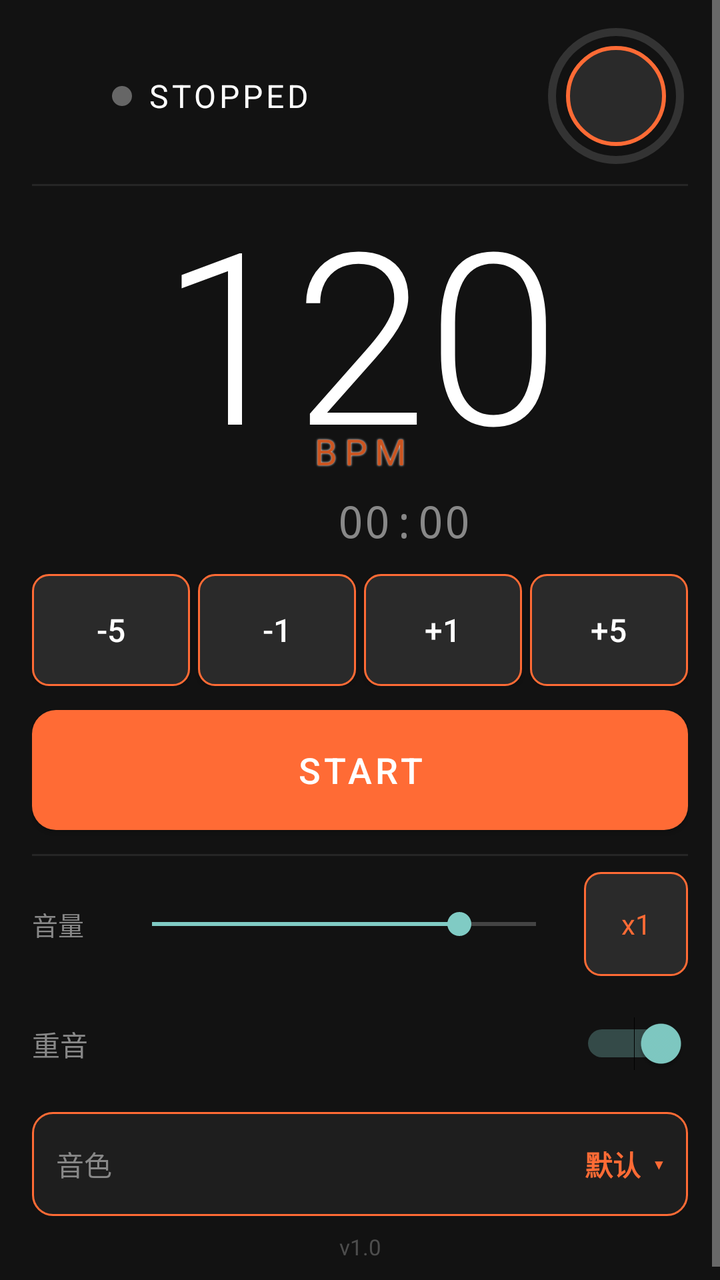
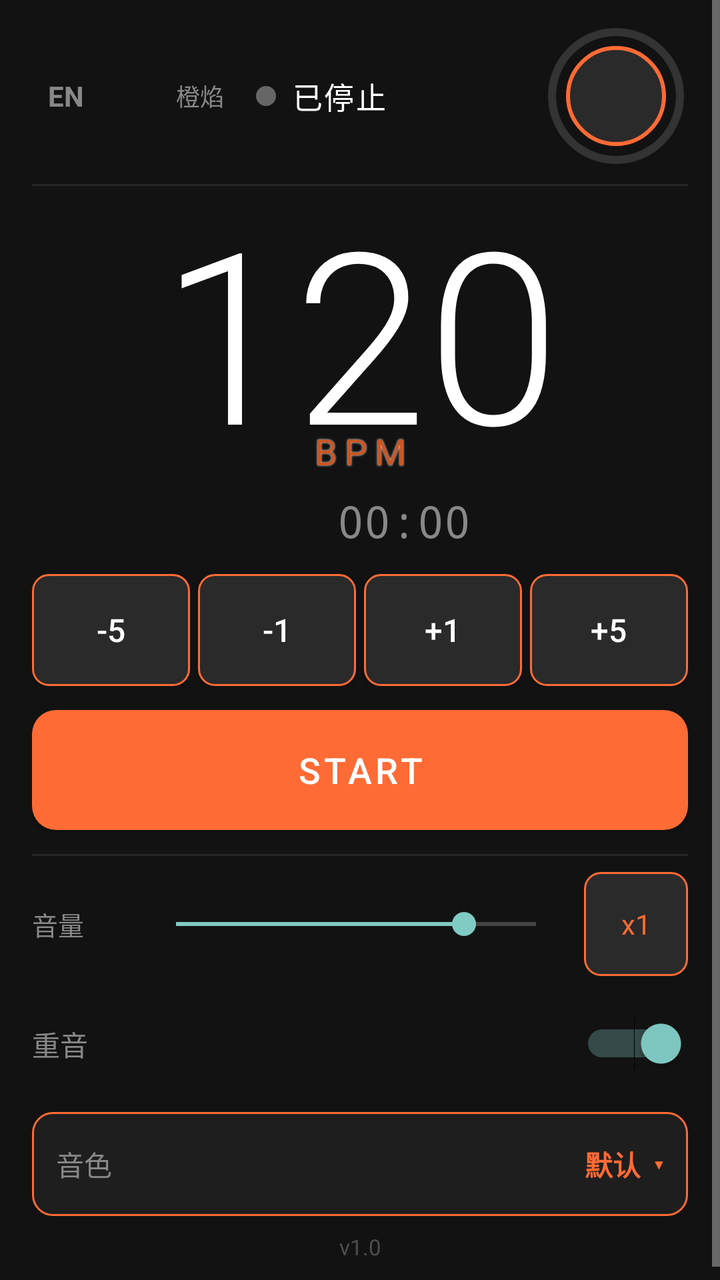

An Android layout rendered at two revisions. The XML below is the earlier revision; the diff shows what the commit changed to produce the second picture.
<!-- AndroidManifest.xml: application theme Theme.RunBeatPro -->
<!-- res/layout/activity_main.xml -->
<?xml version="1.0" encoding="utf-8"?>
<ScrollView xmlns:android="http://schemas.android.com/apk/res/android"
    android:layout_width="match_parent"
    android:layout_height="match_parent"
    android:background="@color/background"
    android:fillViewport="true">

<LinearLayout
    android:layout_width="match_parent"
    android:layout_height="wrap_content"
    android:orientation="vertical"
    android:paddingHorizontal="16dp"
    android:paddingTop="12dp"
    android:paddingBottom="16dp">

    
    <LinearLayout
        android:id="@+id/layoutStatusBar"
        android:layout_width="match_parent"
        android:layout_height="wrap_content"
        android:orientation="horizontal"
        android:gravity="center_vertical"
        android:layout_marginBottom="8dp">

        
        <View
            android:id="@+id/btnThemeColor"
            android:layout_width="28dp"
            android:layout_height="28dp"
            android:layout_marginEnd="12dp"
            android:clickable="true"
            android:focusable="true" />

        <View
            android:id="@+id/viewStatusDot"
            android:layout_width="10dp"
            android:layout_height="10dp"
            android:layout_marginEnd="8dp"
            android:background="@drawable/status_dot" />

        <TextView
            android:id="@+id/tvStatus"
            android:layout_width="0dp"
            android:layout_height="wrap_content"
            android:layout_weight="1"
            android:text="STOPPED"
            android:textColor="@color/textPrimary"
            android:textSize="16sp"
            android:letterSpacing="0.1" />

        <FrameLayout
            android:layout_width="72dp"
            android:layout_height="72dp">

            <ProgressBar
                android:id="@+id/unlockProgress"
                style="?android:attr/progressBarStyleHorizontal"
                android:layout_width="match_parent"
                android:layout_height="match_parent"
                android:progressDrawable="@drawable/circular_progress"
                android:max="2000"
                android:progress="0"
                android:clickable="false"
                android:focusable="false" />

            <View
                android:layout_width="50dp"
                android:layout_height="50dp"
                android:layout_gravity="center"
                android:background="@drawable/btn_lock"
                android:clickable="false"
                android:focusable="false" />

            <Button
                android:id="@+id/btnLock"
                android:layout_width="match_parent"
                android:layout_height="match_parent"
                android:background="?attr/selectableItemBackgroundBorderless"
                android:contentDescription="Lock screen"
                android:text="" />

        </FrameLayout>

    </LinearLayout>

    <View
        android:layout_width="match_parent"
        android:layout_height="1dp"
        android:background="#262626"
        android:layout_marginBottom="8dp" />

    
    <FrameLayout
        android:layout_width="match_parent"
        android:layout_height="wrap_content"
        android:layout_marginBottom="4dp">

        <TextView
            android:id="@+id/tvBpm"
            android:layout_width="match_parent"
            android:layout_height="wrap_content"
            android:text="120"
            android:textColor="@color/textPrimary"
            android:textSize="120sp"
            android:fontFamily="sans-serif-light"
            android:gravity="center"
            android:includeFontPadding="false" />

        <TextView
            android:id="@+id/tvBpmLabel"
            android:layout_width="match_parent"
            android:layout_height="wrap_content"
            android:text="BPM"
            android:textColor="@color/colorPrimaryVariant"
            android:textSize="18sp"
            android:letterSpacing="0.2"
            android:gravity="center_horizontal"
            android:layout_gravity="bottom"
            android:layout_marginBottom="4dp"
            android:shadowColor="#FFFFFF"
            android:shadowRadius="2"
            android:shadowDx="0"
            android:shadowDy="0" />

    </FrameLayout>

    
    <LinearLayout
        android:layout_width="match_parent"
        android:layout_height="wrap_content"
        android:orientation="horizontal"
        android:gravity="center_vertical"
        android:layout_marginBottom="12dp">

        <Space
            android:layout_width="44dp"
            android:layout_height="wrap_content" />

        <TextView
            android:id="@+id/tvTimer"
            android:layout_width="0dp"
            android:layout_height="wrap_content"
            android:layout_weight="1"
            android:text="00:00"
            android:textColor="@color/textSecondary"
            android:textSize="22sp"
            android:fontFamily="monospace"
            android:gravity="center" />

        <TextView
            android:id="@+id/btnRestart"
            android:layout_width="44dp"
            android:layout_height="44dp"
            android:text="↻"
            android:textColor="@color/textSecondary"
            android:textSize="22sp"
            android:gravity="center"
            android:background="@drawable/btn_bpm_control"
            android:clickable="true"
            android:focusable="true"
            android:visibility="gone" />

    </LinearLayout>

    
    <LinearLayout
        android:id="@+id/layoutBpmControls"
        android:layout_width="match_parent"
        android:layout_height="wrap_content"
        android:orientation="horizontal"
        android:layout_marginBottom="12dp">

        <Button
            android:id="@+id/btnBpmMinus5"
            android:layout_width="0dp"
            android:layout_height="56dp"
            android:layout_weight="1"
            android:text="-5"
            android:textColor="@color/textPrimary"
            android:textSize="16sp"
            android:background="@drawable/btn_bpm_control"
            android:layout_marginEnd="4dp" />

        <Button
            android:id="@+id/btnBpmMinus1"
            android:layout_width="0dp"
            android:layout_height="56dp"
            android:layout_weight="1"
            android:text="-1"
            android:textColor="@color/textPrimary"
            android:textSize="16sp"
            android:background="@drawable/btn_bpm_control"
            android:layout_marginEnd="4dp" />

        <Button
            android:id="@+id/btnBpmPlus1"
            android:layout_width="0dp"
            android:layout_height="56dp"
            android:layout_weight="1"
            android:text="+1"
            android:textColor="@color/textPrimary"
            android:textSize="16sp"
            android:background="@drawable/btn_bpm_control"
            android:layout_marginEnd="4dp" />

        <Button
            android:id="@+id/btnBpmPlus5"
            android:layout_width="0dp"
            android:layout_height="56dp"
            android:layout_weight="1"
            android:text="+5"
            android:textColor="@color/textPrimary"
            android:textSize="16sp"
            android:background="@drawable/btn_bpm_control" />

    </LinearLayout>

    
    <Button
        android:id="@+id/btnStartPause"
        android:layout_width="match_parent"
        android:layout_height="60dp"
        android:text="START"
        android:textColor="@color/textPrimary"
        android:textSize="18sp"
        android:letterSpacing="0.1"
        android:background="@drawable/btn_start_pause"
        android:layout_marginBottom="12dp" />

    <View
        android:layout_width="match_parent"
        android:layout_height="1dp"
        android:background="#262626"
        android:layout_marginBottom="8dp" />

    
    <LinearLayout
        android:layout_width="match_parent"
        android:layout_height="wrap_content"
        android:orientation="horizontal"
        android:gravity="center_vertical"
        android:layout_marginBottom="8dp">

        <TextView
            android:id="@+id/tvTickVolumeLabel"
            android:layout_width="44dp"
            android:layout_height="wrap_content"
            android:text="音量"
            android:textColor="@color/textSecondary"
            android:textSize="13sp" />

        <SeekBar
            android:id="@+id/seekTickVolume"
            android:layout_width="0dp"
            android:layout_height="wrap_content"
            android:layout_weight="1"
            android:max="100"
            android:progress="80"
            android:layout_marginEnd="8dp" />

        <TextView
            android:id="@+id/btnGain"
            android:layout_width="52dp"
            android:layout_height="52dp"
            android:text="x1"
            android:textColor="@color/accent"
            android:textSize="14sp"
            android:gravity="center"
            android:background="@drawable/btn_bpm_control_ripple"
            android:clickable="true"
            android:focusable="true" />

    </LinearLayout>

    
    <LinearLayout
        android:id="@+id/layoutParams"
        android:layout_width="match_parent"
        android:layout_height="52dp"
        android:orientation="horizontal"
        android:gravity="center_vertical"
        android:layout_marginBottom="8dp">

        <TextView
            android:id="@+id/tvAccentLabel"
            android:layout_width="0dp"
            android:layout_height="wrap_content"
            android:layout_weight="1"
            android:text="重音"
            android:textColor="@color/textSecondary"
            android:textSize="14sp" />

        <Switch
            android:id="@+id/switchAccent"
            android:layout_width="wrap_content"
            android:layout_height="wrap_content"
            android:checked="true" />

    </LinearLayout>

    
    <LinearLayout
        android:id="@+id/layoutTimbre"
        android:layout_width="match_parent"
        android:layout_height="52dp"
        android:orientation="horizontal"
        android:gravity="center_vertical"
        android:background="@drawable/bg_selector_row"
        android:clickable="true"
        android:focusable="true"
        android:paddingHorizontal="12dp"
        android:layout_marginBottom="8dp">

        <TextView
            android:layout_width="wrap_content"
            android:layout_height="wrap_content"
            android:text="音色"
            android:textColor="@color/textSecondary"
            android:textSize="14sp"
            android:layout_marginEnd="8dp" />

        <Space
            android:layout_width="0dp"
            android:layout_height="wrap_content"
            android:layout_weight="1" />

        <TextView
            android:id="@+id/tvTimbreName"
            android:layout_width="wrap_content"
            android:layout_height="wrap_content"
            android:text="默认"
            android:textColor="@color/accent"
            android:textSize="14sp"
            android:textStyle="bold" />

        <TextView
            android:id="@+id/tvTimbreArrow"
            android:layout_width="wrap_content"
            android:layout_height="wrap_content"
            android:text="  ▾"
            android:textColor="@color/accent"
            android:textSize="14sp" />

    </LinearLayout>

    
    <TextView
        android:id="@+id/tvBuildInfo"
        android:layout_width="match_parent"
        android:layout_height="wrap_content"
        android:text="v1.0"
        android:textColor="@color/textSecondary"
        android:textSize="11sp"
        android:gravity="center"
        android:alpha="0.5" />

</LinearLayout>
</ScrollView>
<!-- resources referenced by this layout -->
<resources>
  <color name="accent">#FF6B35</color>
  <color name="background">#121212</color>
  <color name="colorPrimaryVariant">#CC5520</color>
  <color name="textPrimary">#FFFFFF</color>
  <color name="textSecondary">#888888</color>
  <!-- drawable bg_selector_row (drawable) -->
  <?xml version="1.0" encoding="utf-8"?>
  <ripple xmlns:android="http://schemas.android.com/apk/res/android"
      android:color="#44FF6B35">
      <item>
          <shape android:shape="rectangle">
              <solid android:color="#1E1E1E" />
              <corners android:radius="10dp" />
              <stroke android:width="1dp" android:color="#FF6B35" />
          </shape>
      </item>
  </ripple>
  <!-- drawable btn_bpm_control (drawable) -->
  <?xml version="1.0" encoding="utf-8"?>
  <shape xmlns:android="http://schemas.android.com/apk/res/android">
      <solid android:color="#2A2A2A" />
      <corners android:radius="8dp" />
      <stroke android:width="1dp" android:color="#FF6B35" />
  </shape>
  <!-- drawable btn_bpm_control_ripple (drawable) -->
  <?xml version="1.0" encoding="utf-8"?>
  <ripple xmlns:android="http://schemas.android.com/apk/res/android"
      android:color="#FF6B35">
      <item android:id="@android:id/mask">
          <shape>
              <solid android:color="#FFFFFF" />
              <corners android:radius="8dp" />
          </shape>
      </item>
      <item>
          <shape>
              <solid android:color="#2A2A2A" />
              <corners android:radius="8dp" />
              <stroke android:width="1dp" android:color="#FF6B35" />
          </shape>
      </item>
  </ripple>
  <!-- drawable btn_lock (drawable) -->
  <?xml version="1.0" encoding="utf-8"?>
  <shape xmlns:android="http://schemas.android.com/apk/res/android"
      android:shape="oval">
      <solid android:color="#2A2A2A" />
      <stroke android:width="2dp" android:color="#FF6B35" />
  </shape>
  <!-- drawable btn_start_pause (drawable) -->
  <?xml version="1.0" encoding="utf-8"?>
  <shape xmlns:android="http://schemas.android.com/apk/res/android">
      <solid android:color="#FF6B35" />
      <corners android:radius="12dp" />
  </shape>
  <!-- drawable circular_progress (drawable) -->
  <?xml version="1.0" encoding="utf-8"?>
  <layer-list xmlns:android="http://schemas.android.com/apk/res/android">
      <item android:id="@android:id/background">
          <shape android:shape="ring"
              android:innerRadius="30dp"
              android:thickness="4dp"
              android:useLevel="false">
              <solid android:color="#333333" />
          </shape>
      </item>
      <item android:id="@android:id/progress">
          <rotate android:fromDegrees="-90" android:toDegrees="270">
              <shape android:shape="ring"
                  android:innerRadius="30dp"
                  android:thickness="4dp"
                  android:useLevel="true">
                  <solid android:color="@color/colorPrimary" />
              </shape>
          </rotate>
      </item>
  </layer-list>
  <!-- drawable status_dot (drawable) -->
  <?xml version="1.0" encoding="utf-8"?>
  <shape xmlns:android="http://schemas.android.com/apk/res/android" android:shape="oval">
      <solid android:color="#666666" />
      <size android:width="12dp" android:height="12dp" />
  </shape>
  <style name="Theme.RunBeatPro" parent="Theme.AppCompat.NoActionBar">
          <item name="colorPrimary">#FF6B35</item>
          <item name="android:windowBackground">@color/background</item>
          <item name="android:statusBarColor">#FF6B35</item>
      </style>
  <color name="colorPrimary">#FF6B35</color>
</resources>

<!-- the commit's change to res/layout/activity_main.xml (unified diff, before → after) -->
@@ -23,13 +23,47 @@
         android:layout_marginBottom="8dp">
 
         
-        <View
-            android:id="@+id/btnThemeColor"
-            android:layout_width="28dp"
-            android:layout_height="28dp"
-            android:layout_marginEnd="12dp"
+        <TextView
+            android:id="@+id/btnLangToggle"
+            android:layout_width="wrap_content"
+            android:layout_height="wrap_content"
+            android:padding="8dp"
+            android:text="@string/lang_toggle"
+            android:textColor="@color/textSecondary"
+            android:textSize="14sp"
+            android:textStyle="bold"
+            android:background="?attr/selectableItemBackground"
             android:clickable="true"
-            android:focusable="true" />
+            android:focusable="true"
+            android:layout_marginEnd="8dp" />
+
+        
+        <LinearLayout
+            android:id="@+id/layoutTheme"
+            android:layout_width="wrap_content"
+            android:layout_height="wrap_content"
+            android:orientation="horizontal"
+            android:gravity="center_vertical"
+            android:clickable="true"
+            android:focusable="true"
+            android:background="?attr/selectableItemBackground"
+            android:padding="4dp"
+            android:layout_marginEnd="12dp">
+
+            <View
+                android:id="@+id/btnThemeColor"
+                android:layout_width="20dp"
+                android:layout_height="20dp"
+                android:layout_marginEnd="6dp" />
+
+            <TextView
+                android:id="@+id/tvThemeName"
+                android:layout_width="wrap_content"
+                android:layout_height="wrap_content"
+                android:text="橙焰"
+                android:textColor="@color/textSecondary"
+                android:textSize="12sp" />
+        </LinearLayout>
 
         <View
             android:id="@+id/viewStatusDot"
@@ -43,10 +77,10 @@
             android:layout_width="0dp"
             android:layout_height="wrap_content"
             android:layout_weight="1"
-            android:text="STOPPED"
-            android:textColor="@color/textPrimary"
-            android:textSize="16sp"
-            android:letterSpacing="0.1" />
+            android:text="@string/status_stopped"
+            android:textColor="@color/textPrimary"
+            android:textSize="15sp"
+            android:letterSpacing="0.05" />
 
         <FrameLayout
             android:layout_width="72dp"
@@ -110,7 +144,7 @@
             android:id="@+id/tvBpmLabel"
             android:layout_width="match_parent"
             android:layout_height="wrap_content"
-            android:text="BPM"
+            android:text="@string/label_bpm"
             android:textColor="@color/colorPrimaryVariant"
             android:textSize="18sp"
             android:letterSpacing="0.2"
@@ -243,9 +277,9 @@
 
         <TextView
             android:id="@+id/tvTickVolumeLabel"
-            android:layout_width="44dp"
-            android:layout_height="wrap_content"
-            android:text="音量"
+            android:layout_width="56dp"
+            android:layout_height="wrap_content"
+            android:text="@string/label_volume"
             android:textColor="@color/textSecondary"
             android:textSize="13sp" />
 
@@ -286,7 +320,7 @@
             android:layout_width="0dp"
             android:layout_height="wrap_content"
             android:layout_weight="1"
-            android:text="重音"
+            android:text="@string/label_accent"
             android:textColor="@color/textSecondary"
             android:textSize="14sp" />
 
@@ -314,7 +348,7 @@
         <TextView
             android:layout_width="wrap_content"
             android:layout_height="wrap_content"
-            android:text="音色"
+            android:text="@string/label_timbre"
             android:textColor="@color/textSecondary"
             android:textSize="14sp"
             android:layout_marginEnd="8dp" />
<!-- resource entries referenced after the edit -->
@@ -83,6 +83,12 @@
       <solid android:color="#666666" />
       <size android:width="12dp" android:height="12dp" />
   </shape>
+  <string name="label_accent">重音</string>
+  <string name="label_bpm">BPM</string>
+  <string name="label_timbre">音色</string>
+  <string name="label_volume">音量</string>
+  <string name="lang_toggle">EN</string>
+  <string name="status_stopped">已停止</string>
   <style name="Theme.RunBeatPro" parent="Theme.AppCompat.NoActionBar">
           <item name="colorPrimary">#FF6B35</item>
           <item name="android:windowBackground">@color/background</item>
